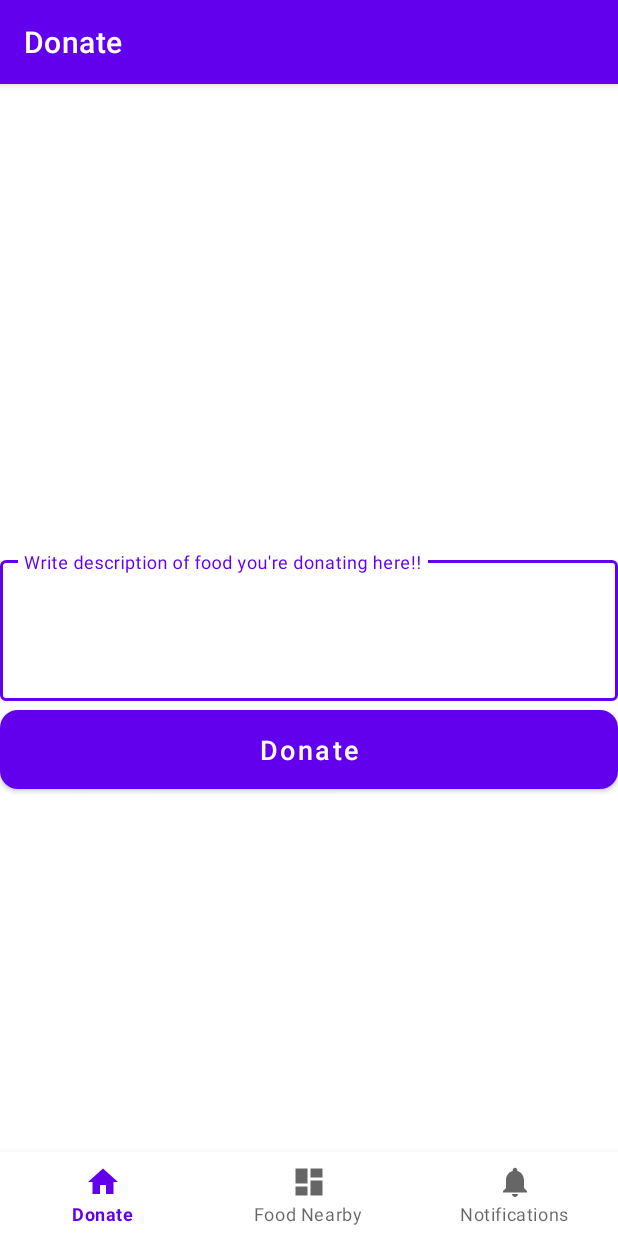
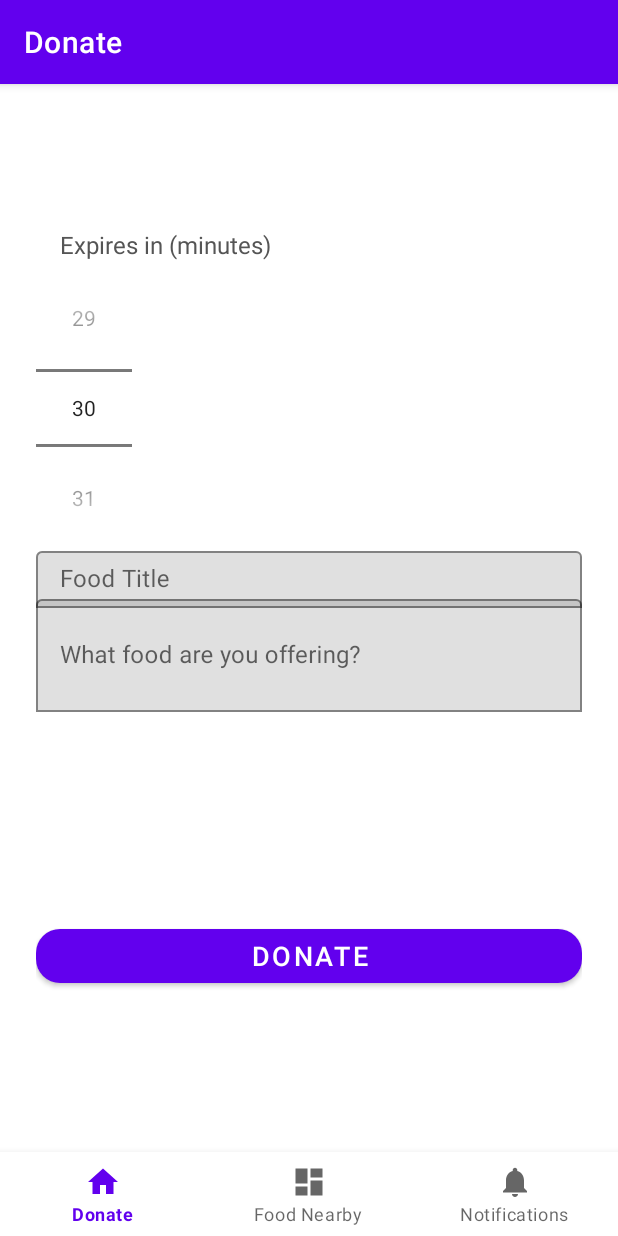
Before and after one commit to zaladmander/HACKATHON-Food-Rescue-Timer, an Android app: the screen it shows after launch (MainActivity), on a phone screen of 412 x 824 dp. Run offline under Robolectric (Android 15) with nearby library versions, the phone set to English and light mode, and no system bars; our stand-ins replace navigation-ui.

Commit message:
Revert "Revert "last bit of code""

```diff
--- a/app/src/main/java/com/example/example/ui/food/FoodAdapter.java
+++ b/app/src/main/java/com/example/example/ui/food/FoodAdapter.java
@@ -42,6 +42,7 @@ public class FoodAdapter extends RecyclerView.Adapter<FoodAdapter.FoodViewHolder
     @Override
     public void onBindViewHolder(@NonNull FoodViewHolder holder, int position) {
         FoodItem item = items.get(position);
+        holder.textTitle.setText(item.getTitle());
         holder.textDesc.setText(item.getDescription());
         holder.textTimer.setText(item.getMinutesLeft() + " min left");
     }
@@ -53,13 +54,16 @@ public class FoodAdapter extends RecyclerView.Adapter<FoodAdapter.FoodViewHolder
 
     static class FoodViewHolder extends RecyclerView.ViewHolder {
 
+        TextView textTitle;
         TextView textDesc;
         TextView textTimer;
 
         FoodViewHolder(@NonNull View itemView) {
             super(itemView);
+            textTitle = itemView.findViewById(R.id.textTitle);
             textDesc = itemView.findViewById(R.id.textDesc);
             textTimer = itemView.findViewById(R.id.textTimer);
         }
     }
+
 }
--- a/app/src/main/java/com/example/example/ui/home/HomeFragment.java
+++ b/app/src/main/java/com/example/example/ui/home/HomeFragment.java
@@ -6,6 +6,7 @@ import android.view.View;
 import android.view.ViewGroup;
 import android.widget.Button;
 import android.widget.EditText;
+import android.widget.NumberPicker;
 
 import androidx.fragment.app.Fragment;
 import androidx.lifecycle.ViewModelProvider;
@@ -17,9 +18,12 @@ import org.jspecify.annotations.NonNull;
 
 public class HomeFragment extends Fragment {
 
-    private EditText editTextText;
+    EditText editTextTitle;
+    EditText editTextDescription;
     private Button buttonDonate;
     private FoodViewModel foodViewModel;
+    private NumberPicker numberPickerMinutes;
+
 
 
     @Override
@@ -28,22 +32,35 @@ public class HomeFragment extends Fragment {
 
         View root = inflater.inflate(R.layout.fragment_home, container, false);
 
-        editTextText = root.findViewById(R.id.editTextText);
+        editTextTitle = root.findViewById(R.id.editTextTitle);
+        editTextDescription = root.findViewById(R.id.editTextText);
         buttonDonate = root.findViewById(R.id.buttonDonate);
+        numberPickerMinutes = root.findViewById(R.id.numberPickerMinutes);
+
+        // set allowed range, eg 5–120 minutes
+        numberPickerMinutes.setMinValue(5);
+        numberPickerMinutes.setMaxValue(120);
+        // default selection
+        numberPickerMinutes.setValue(30);
+        numberPickerMinutes.setWrapSelectorWheel(false);
+
 
         // SHARED ViewModel: this is the important part
         foodViewModel = new ViewModelProvider(requireActivity())
                 .get(FoodViewModel.class);
 
-        // Now the click listener:
         buttonDonate.setOnClickListener(v -> {
-            String desc = editTextText.getText().toString().trim();
+            String title = editTextTitle.getText().toString().trim();
+            String desc = editTextDescription.getText().toString().trim();
+            int minutes = numberPickerMinutes.getValue();
 
-            if (!desc.isEmpty()) {
-                foodViewModel.addDonation(desc);  // <-- THIS adds it to the list
-                editTextText.setText("");        // clear box
+            if (!title.isEmpty()) {
+                foodViewModel.addDonation(title, desc, minutes);
+                editTextTitle.setText("");
+                editTextDescription.setText("");
             }
         });
+
 
         return root;
     }
--- a/app/src/main/res/layout/fragment_home.xml
+++ b/app/src/main/res/layout/fragment_home.xml
@@ -1,44 +1,81 @@
-<?xml version="1.0" encoding="utf-8"?>
-<androidx.constraintlayout.widget.ConstraintLayout xmlns:android="http://schemas.android.com/apk/res/android"
+<androidx.constraintlayout.widget.ConstraintLayout
+    xmlns:android="http://schemas.android.com/apk/res/android"
     xmlns:app="http://schemas.android.com/apk/res-auto"
-    xmlns:tools="http://schemas.android.com/tools"
     android:layout_width="match_parent"
     android:layout_height="match_parent"
-    tools:context=".ui.home.HomeFragment">
+    android:padding="24dp">
+
+    <TextView
+        android:id="@+id/timerLabel"
+        android:layout_width="wrap_content"
+        android:layout_height="wrap_content"
+        android:text="Expires in (minutes)"
+        android:textSize="16sp"
+        android:textColor="#555"
+        app:layout_constraintTop_toTopOf="parent"
+        app:layout_constraintStart_toStartOf="parent"
+        android:layout_marginStart="16dp"
+        android:layout_marginTop="16dp" />
+
+
+    <NumberPicker
+        android:id="@+id/numberPickerMinutes"
+        android:layout_width="wrap_content"
+        android:layout_height="wrap_content"
+        android:layout_marginTop="8dp"
+        app:layout_constraintTop_toBottomOf="@id/timerLabel"
+        app:layout_constraintStart_toStartOf="parent" />
 
     <com.google.android.material.textfield.TextInputLayout
-        android:id="@+id/textInputLayout2"
-        style="@style/Widget.MaterialComponents.TextInputLayout.OutlinedBox"
+        android:id="@+id/inputTitleContainer"
         android:layout_width="0dp"
         android:layout_height="wrap_content"
-        android:layout_marginTop="256dp"
-        android:hint="Write description of food you're donating here!!"
+        android:hint="Food Title"
         app:boxBackgroundMode="outline"
-        app:layout_constraintEnd_toEndOf="parent"
+        app:layout_constraintTop_toBottomOf="@id/numberPickerMinutes"
         app:layout_constraintStart_toStartOf="parent"
-        app:layout_constraintTop_toTopOf="parent">
+        app:layout_constraintEnd_toEndOf="parent">
+
+        <com.google.android.material.textfield.TextInputEditText
+            android:id="@+id/editTextTitle"
+            android:layout_width="match_parent"
+            android:layout_height="wrap_content"
+            android:padding="8dp" />
+    </com.google.android.material.textfield.TextInputLayout>
+
+    <!-- Description field -->
+    <com.google.android.material.textfield.TextInputLayout
+        android:id="@+id/textInputContainer"
+        android:layout_width="0dp"
+        android:layout_height="wrap_content"
+        android:layout_marginTop="32dp"
+        android:hint="What food are you offering?"
+        app:boxBackgroundMode="outline"
+        app:layout_constraintTop_toBottomOf="@id/numberPickerMinutes"
+        app:layout_constraintStart_toStartOf="parent"
+        app:layout_constraintEnd_toEndOf="parent">
 
         <com.google.android.material.textfield.TextInputEditText
             android:id="@+id/editTextText"
             android:layout_width="match_parent"
             android:layout_height="wrap_content"
-            android:inputType="textMultiLine"
-            android:minLines="3" />
+            android:minLines="3"
+            android:padding="8dp" />
     </com.google.android.material.textfield.TextInputLayout>
 
+    <!-- Donate button -->
     <com.google.android.material.button.MaterialButton
         android:id="@+id/buttonDonate"
-        style="@style/Widget.MaterialComponents.Button"
         android:layout_width="0dp"
         android:layout_height="wrap_content"
-        android:padding="14dp"
+        android:layout_marginTop="24dp"
+        android:layout_marginBottom="24dp"
         android:text="Donate"
-        android:textAllCaps="false"
         android:textSize="18sp"
-        app:cornerRadius="12dp"
+        app:cornerRadius="16dp"
+        app:layout_constraintTop_toBottomOf="@id/textInputContainer"
+        app:layout_constraintStart_toStartOf="parent"
         app:layout_constraintEnd_toEndOf="parent"
-        app:layout_constraintHorizontal_bias="0.0"
-        app:layout_constraintStart_toStartOf="parent"
-        app:layout_constraintTop_toBottomOf="@+id/textInputLayout2" />
+        app:layout_constraintBottom_toBottomOf="parent" />
 
 </androidx.constraintlayout.widget.ConstraintLayout>
```
Also changed, not shown: app/src/main/java/com/example/example/ui/dashboard/DashboardFragment.java (+20 -0 lines), app/src/main/java/com/example/example/ui/food/FoodItem.java (+7 -12 lines), app/src/main/java/com/example/example/ui/food/FoodViewModel.java (+26 -7 lines), app/src/main/res/layout/fragment_dashboard.xml (+11 -5 lines), app/src/main/res/layout/item_food.xml (+10 -3 lines).
